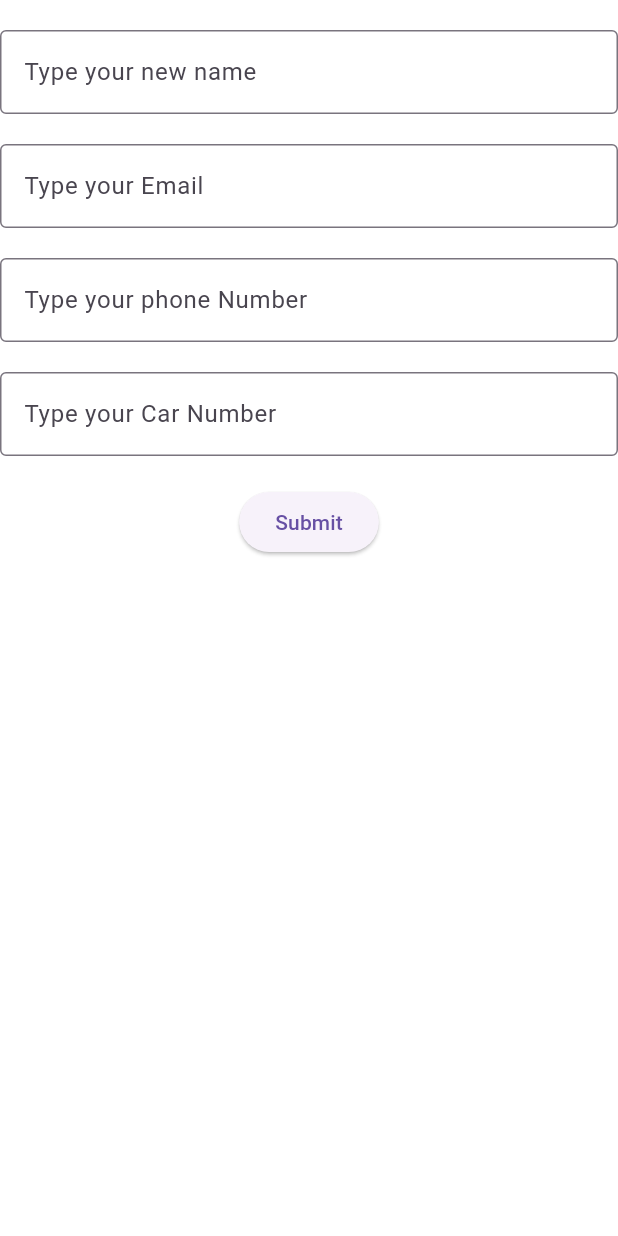
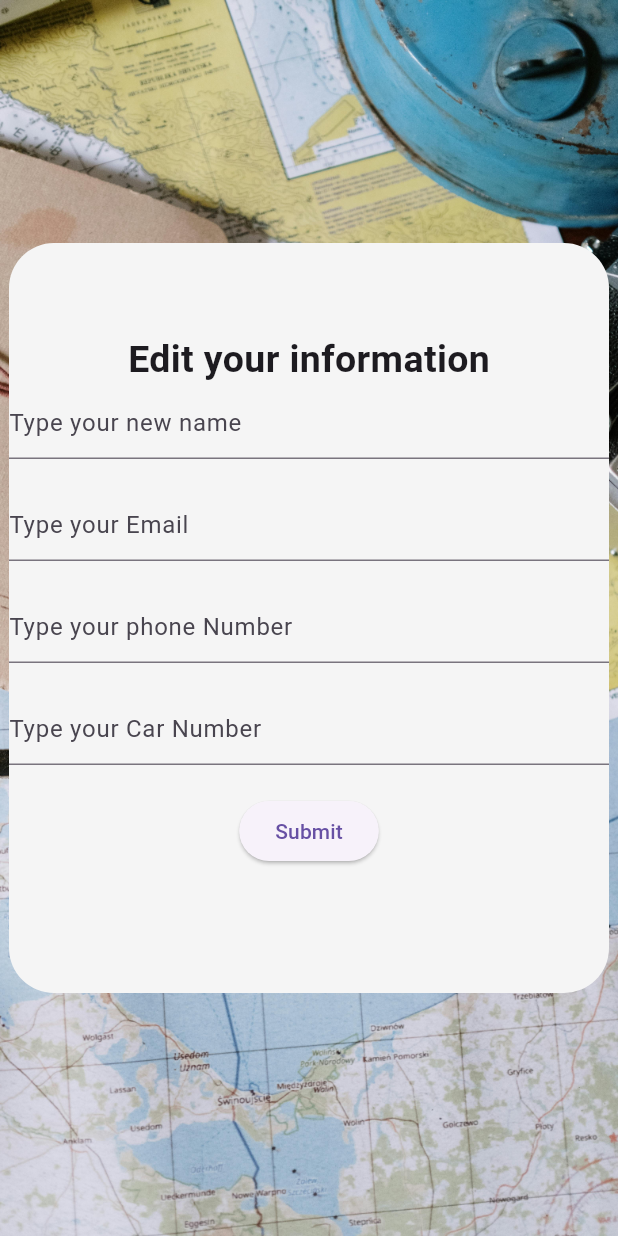
Before and after one commit to subod4/Yantra_1, a Flutter app: the CustomerHome screen opened directly, item 2 of the bottom bar chosen, in the side drawer, after a tap on an icon or button, on a phone screen of 412 x 824 dp. Run offline on Flutter 3.47's test engine with Material 3 defaults, Android fonts, the light colour scheme and no system bars; network calls fail.

Commit message:
added background image

```diff
--- a/lib/pages/edit_information.dart
+++ b/lib/pages/edit_information.dart
@@ -20,16 +20,35 @@ class _editInfoState extends State<editInfo> {
   Widget build(BuildContext context) {
     return MaterialApp(
       home: Scaffold(
-        backgroundColor: Colors.white,
-        body: Center(
+        body: Container(
+          width: double.infinity,
+          height: double.infinity,
+          decoration: BoxDecoration(
+            image:DecorationImage(
+                image: AssetImage('assets/background.jpg'),fit:BoxFit.fitHeight),
+          ),
+
+          child: Center(
+            child: Container(
+              decoration: BoxDecoration(
+                color: Colors.grey[100],
+
+                borderRadius: BorderRadius.circular(30)
+              ),
+
+                height: 500,
+                width: 400,
+
                 child: Column(
                   children: [
+                    SizedBox(height: 40,),
                     SizedBox(height: 20,),
+                    Text('Edit your information',style: TextStyle(fontSize: 25, fontWeight: FontWeight.bold),),
 
                     TextField(
                       controller: myConTrollerName,
                       decoration: InputDecoration(
-                  border: OutlineInputBorder(),
+                        border: UnderlineInputBorder(),
                         hintText: "Type your new name",
                       ),
                     ),
@@ -38,7 +57,7 @@ class _editInfoState extends State<editInfo> {
                     TextField(
                       controller: myConTrollerEmail,
                       decoration: InputDecoration(
-                  border: OutlineInputBorder(),
+                        border: UnderlineInputBorder(),
                         hintText: "Type your Email",
                       ),
                     ),
@@ -46,7 +65,7 @@ class _editInfoState extends State<editInfo> {
                     TextField(
                       controller: myConTrollerPhone,
                       decoration: InputDecoration(
-                  border: OutlineInputBorder(),
+                        border: UnderlineInputBorder(),
                         hintText: "Type your phone Number",
                       ),
                     ),
@@ -55,7 +74,7 @@ class _editInfoState extends State<editInfo> {
                     TextField(
                       controller: myConTrollerNumber,
                       decoration: InputDecoration(
-                  border: OutlineInputBorder(),
+                        border: UnderlineInputBorder(),
                         hintText: "Type your Car Number",
                       ),
                     ),
@@ -64,11 +83,14 @@ class _editInfoState extends State<editInfo> {
                     ElevatedButton(onPressed: (){ print('hi');}, child: Text('Submit')),
                   ],
                 ),
-        )
+
+
+
 
                     ),
-
-
+          ),
+        ),
+        )
     );
   }
 }
--- a/lib/pages/home.dart
+++ b/lib/pages/home.dart
@@ -10,11 +10,18 @@ class Home extends StatelessWidget {
   @override
   Widget build(BuildContext context) {
     return Scaffold(
-        backgroundColor: Colors.white,
+
 
 
         body:
-        Column(
+        Container(
+          width: double.infinity,
+          height: double.infinity,
+          decoration: BoxDecoration(
+            image:DecorationImage(
+                image: AssetImage('assets/background.jpg'),fit:BoxFit.fitHeight),
+          ),
+          child: Column(
               children: <Widget>[
                 Center(
                   child:
@@ -66,7 +73,6 @@ class Home extends StatelessWidget {
                 Container(
                     height: 300,
                     width: 400,
-                  color: Colors.white,
                     child: Column(
                       children: [
 
@@ -134,7 +140,8 @@ class Home extends StatelessWidget {
                 )
 
 
-            ])
+              ]),
+        )
     );
   }
 
--- a/lib/pages/profile.dart
+++ b/lib/pages/profile.dart
@@ -15,8 +15,15 @@ class _ProfileState extends State<Profile> {
       debugShowCheckedModeBanner: false,
       home: Scaffold(
 
-        backgroundColor: Colors.white,
-        body: Column(
+
+        body: Container(
+          width: double.infinity,
+          height: double.infinity,
+          decoration: BoxDecoration(
+            image:DecorationImage(
+                image: AssetImage('assets/background.jpg'),fit:BoxFit.fitHeight),
+          ),
+          child: Column(
             children: [
               Expanded(
                 child: Container(
@@ -59,7 +66,6 @@ class _ProfileState extends State<Profile> {
                 flex: 2,
                 child: Container(
                   decoration: BoxDecoration(
-                  color: Colors.white,
 
                   ),
                   child: Center(
@@ -143,6 +149,7 @@ class _ProfileState extends State<Profile> {
             ],
           ),
         ),
+      ),
     );
   }
 }
--- a/pubspec.yaml
+++ b/pubspec.yaml
@@ -63,6 +63,8 @@ flutter:
     - assets/image2.jpg
     - assets/image3.jpg
     - assets/image1.jpg
+    - assets/background.jpg
+
 
 
   # An image asset can refer to one or more resolution-specific "variants", see
```
Also changed, not shown: assets/background.jpg (added). Lines whose indentation alone changed are shown as unchanged.
